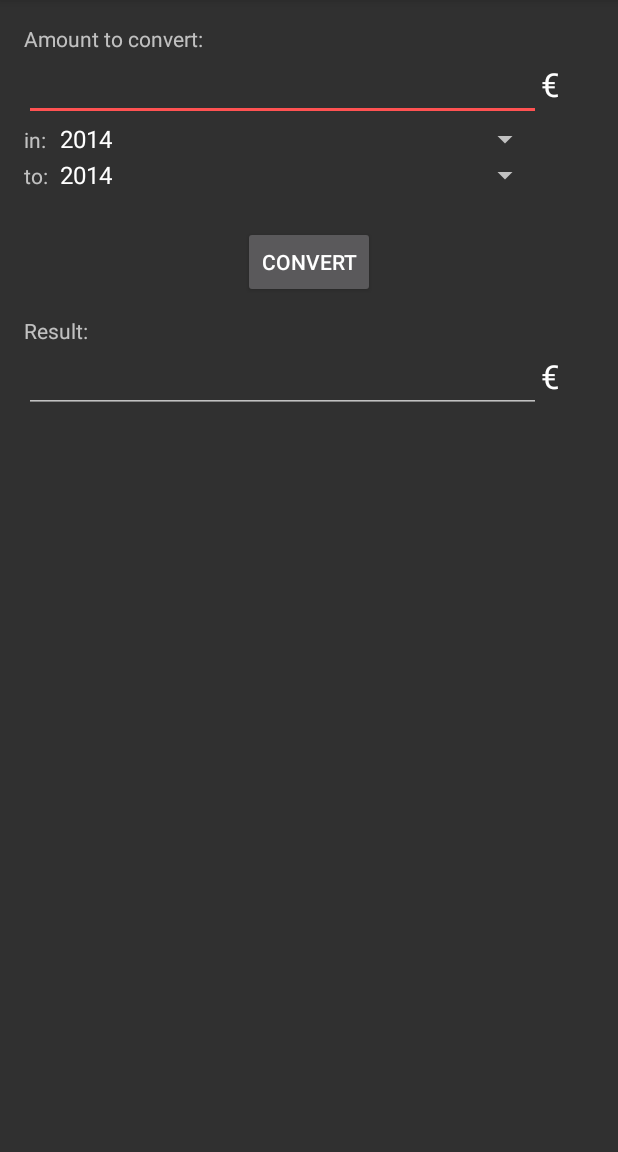
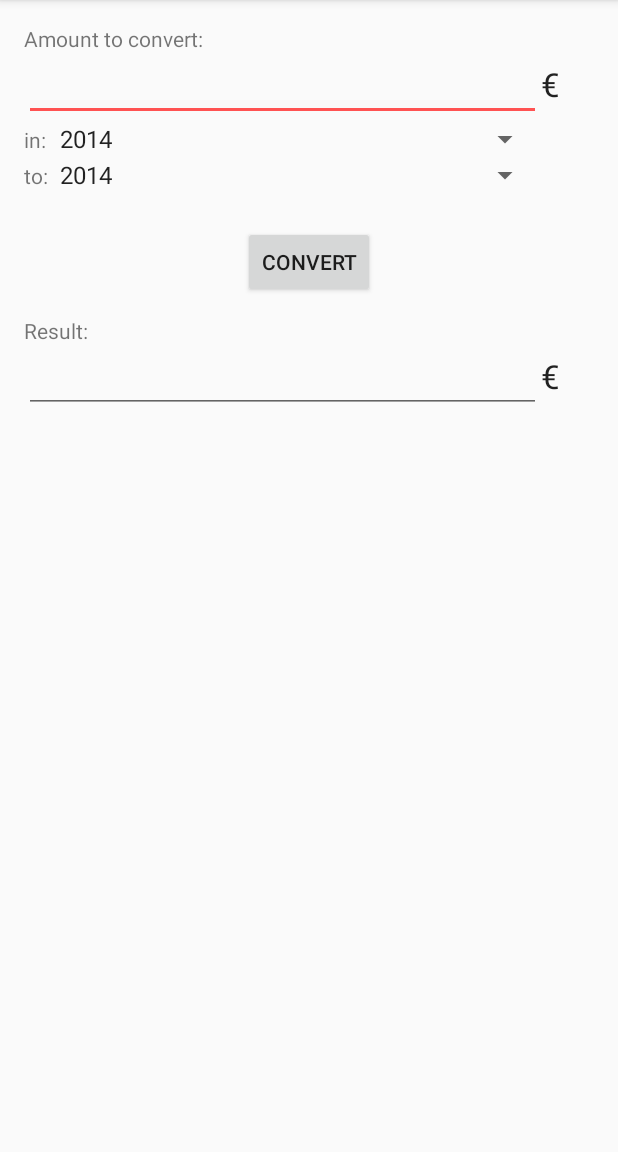
Before and after one commit to corenting/InflationCalculator, an Android app: the screen it shows after launch (Converter), on a phone screen of 412 x 824 dp, the part 84-1236 px from its top. Run offline under Robolectric (Android 15) with nearby library versions, the phone set to English and light mode, and no system bars.

Commit message:
New light theme, need to add theme switch

```diff
--- a/app/src/main/java/fr/corenting/convertisseureurofranc/Converter.java
+++ b/app/src/main/java/fr/corenting/convertisseureurofranc/Converter.java
@@ -1,11 +1,11 @@
 package fr.corenting.convertisseureurofranc;
 
 import android.os.Bundle;
-import android.support.v7.app.ActionBarActivity;
+import android.support.v7.app.AppCompatActivity;
 import android.view.Menu;
 import android.view.MenuItem;
 
-public class Converter extends ActionBarActivity {
+public class Converter extends AppCompatActivity {
 
     @Override
     protected void onCreate(Bundle savedInstanceState) {
--- a/app/src/main/res/layout/activity_converter.xml
+++ b/app/src/main/res/layout/activity_converter.xml
@@ -11,8 +11,7 @@
         android:paddingLeft="@dimen/activity_horizontal_margin"
         android:paddingRight="@dimen/activity_horizontal_margin"
         android:paddingTop="@dimen/activity_vertical_margin"
-        android:paddingBottom="@dimen/activity_vertical_margin"
-        tools:context=".Converter">
+        android:paddingBottom="@dimen/activity_vertical_margin">
 
         <TextView
             android:layout_width="wrap_content"
--- a/app/src/main/res/values/styles.xml
+++ b/app/src/main/res/values/styles.xml
@@ -1,6 +1,6 @@
 <resources>
 
-    <style name="AppTheme" parent="Theme.AppCompat">
+    <style name="AppTheme" parent="Theme.AppCompat.Light.DarkActionBar">
         <item name="colorPrimary">#3f51b5</item>
         <item name="colorPrimaryDark">#303f9f</item>
         <item name="colorAccent">#FF5252</item>
```
